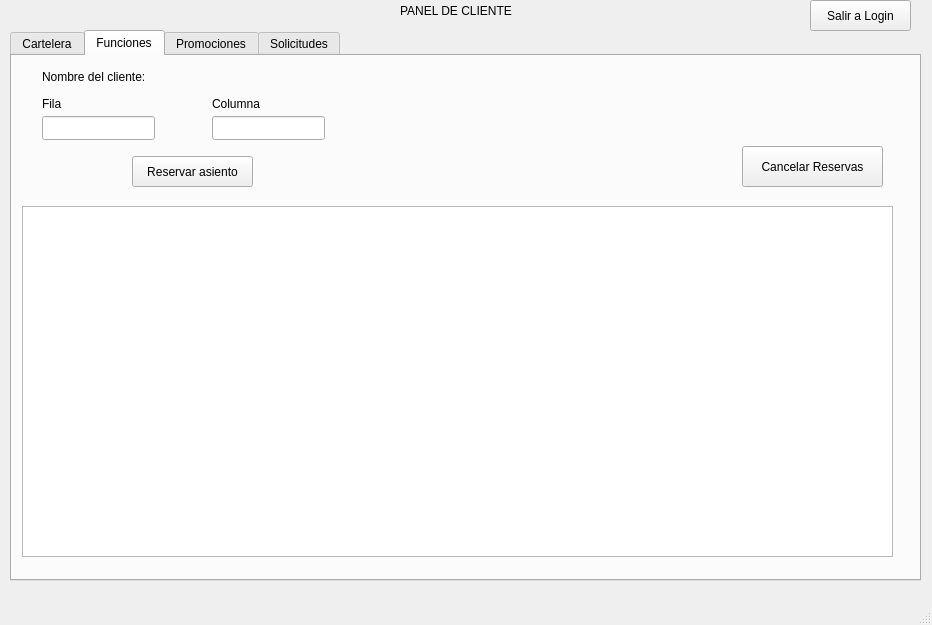
Above: EDD_Fase2/ProyectoF2/ui/cliente.ui from MynorCanel/EDD_2S2026_PY_202307548 before the change. Below: the same form after it.
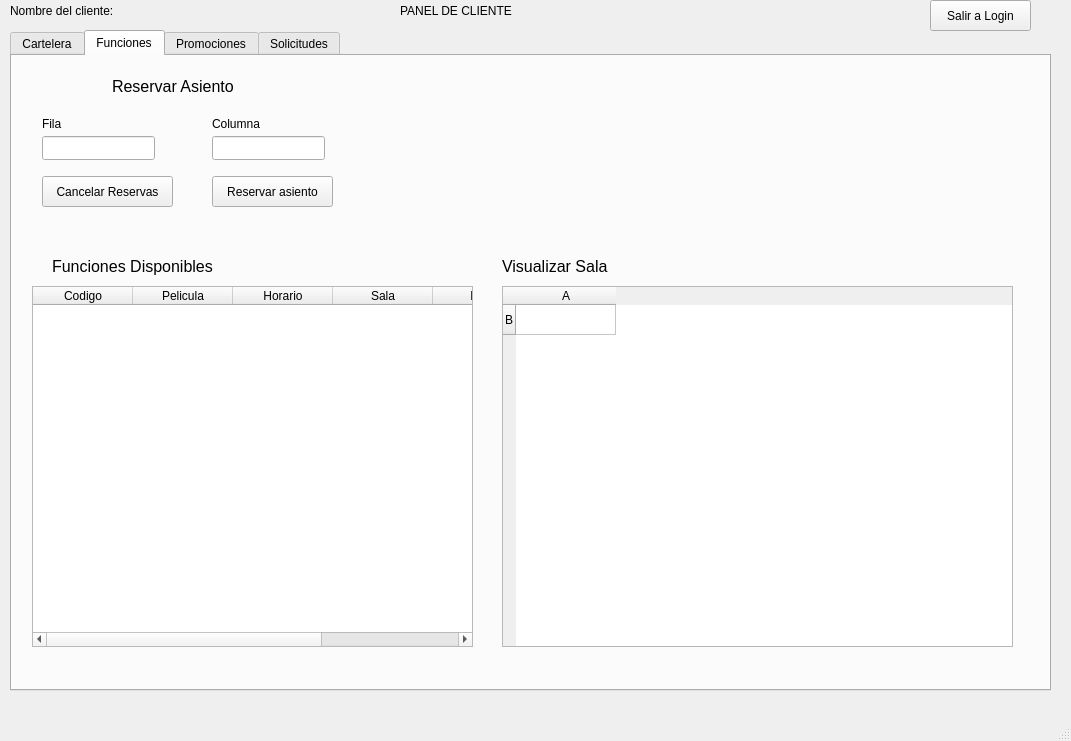
That is the form after the change. The open tabs and pages were chosen to show the change.

Commit message: feat: Se implemeto la tabla hash para las reservas de los clientes y la consulta de reservas por cliente, se completo el flujo entero del programa en el apartado de clientes, se agregaron los recorridos preorder y postorder en los arboles y se arreglaron varios errores

The edit to the form file:
```diff
--- a/EDD_Fase2/ProyectoF2/ui/cliente.ui
+++ b/EDD_Fase2/ProyectoF2/ui/cliente.ui
@@ -6,8 +6,8 @@
    <rect>
     <x>0</x>
     <y>0</y>
-    <width>932</width>
-    <height>625</height>
+    <width>1071</width>
+    <height>741</height>
    </rect>
   </property>
   <property name="windowTitle">
@@ -19,8 +19,8 @@
      <rect>
       <x>10</x>
       <y>30</y>
-      <width>911</width>
-      <height>551</height>
+      <width>1041</width>
+      <height>661</height>
      </rect>
     </property>
     <property name="currentIndex">
@@ -126,47 +126,11 @@
      <attribute name="title">
       <string>Funciones</string>
      </attribute>
-     <widget class="QTableWidget" name="tableWidget_2">
-      <property name="geometry">
-       <rect>
-        <x>10</x>
-        <y>150</y>
-        <width>871</width>
-        <height>351</height>
-       </rect>
-      </property>
-     </widget>
-     <widget class="QLabel" name="label_4">
-      <property name="geometry">
-       <rect>
-        <x>30</x>
-        <y>10</y>
-        <width>141</width>
-        <height>21</height>
-       </rect>
-      </property>
-      <property name="text">
-       <string>Nombre del cliente: </string>
-      </property>
-     </widget>
-     <widget class="QLabel" name="labelNombreCliente">
-      <property name="geometry">
-       <rect>
-        <x>180</x>
-        <y>10</y>
-        <width>141</width>
-        <height>21</height>
-       </rect>
-      </property>
-      <property name="text">
-       <string/>
-      </property>
-     </widget>
      <widget class="QPushButton" name="botonReservarAsiento">
       <property name="geometry">
        <rect>
-        <x>120</x>
-        <y>100</y>
+        <x>200</x>
+        <y>120</y>
         <width>121</width>
         <height>31</height>
        </rect>
@@ -179,7 +143,7 @@
       <property name="geometry">
        <rect>
         <x>30</x>
-        <y>40</y>
+        <y>60</y>
         <width>49</width>
         <height>16</height>
        </rect>
@@ -192,7 +156,7 @@
       <property name="geometry">
        <rect>
         <x>200</x>
-        <y>60</y>
+        <y>80</y>
         <width>113</width>
         <height>24</height>
        </rect>
@@ -202,7 +166,7 @@
       <property name="geometry">
        <rect>
         <x>30</x>
-        <y>60</y>
+        <y>80</y>
         <width>113</width>
         <height>24</height>
        </rect>
@@ -212,7 +176,7 @@
       <property name="geometry">
        <rect>
         <x>200</x>
-        <y>40</y>
+        <y>60</y>
         <width>71</width>
         <height>16</height>
        </rect>
@@ -224,16 +188,130 @@
      <widget class="QPushButton" name="botonCancelarReserva">
       <property name="geometry">
        <rect>
-        <x>730</x>
-        <y>90</y>
-        <width>141</width>
-        <height>41</height>
+        <x>30</x>
+        <y>120</y>
+        <width>131</width>
+        <height>31</height>
        </rect>
       </property>
       <property name="text">
        <string>Cancelar Reservas</string>
       </property>
      </widget>
+     <widget class="QTableWidget" name="tablaFunciones_2">
+      <property name="geometry">
+       <rect>
+        <x>20</x>
+        <y>230</y>
+        <width>441</width>
+        <height>361</height>
+       </rect>
+      </property>
+      <column>
+       <property name="text">
+        <string>Codigo</string>
+       </property>
+      </column>
+      <column>
+       <property name="text">
+        <string>Pelicula</string>
+       </property>
+      </column>
+      <column>
+       <property name="text">
+        <string>Horario</string>
+       </property>
+      </column>
+      <column>
+       <property name="text">
+        <string>Sala</string>
+       </property>
+      </column>
+      <column>
+       <property name="text">
+        <string>Filas</string>
+       </property>
+      </column>
+      <column>
+       <property name="text">
+        <string>Columnas</string>
+       </property>
+      </column>
+     </widget>
+     <widget class="QLabel" name="label_32">
+      <property name="geometry">
+       <rect>
+        <x>40</x>
+        <y>190</y>
+        <width>201</width>
+        <height>41</height>
+       </rect>
+      </property>
+      <property name="font">
+       <font>
+        <pointsize>12</pointsize>
+       </font>
+      </property>
+      <property name="text">
+       <string>Funciones Disponibles</string>
+      </property>
+     </widget>
+     <widget class="QLabel" name="label_33">
+      <property name="geometry">
+       <rect>
+        <x>490</x>
+        <y>190</y>
+        <width>171</width>
+        <height>41</height>
+       </rect>
+      </property>
+      <property name="font">
+       <font>
+        <pointsize>12</pointsize>
+       </font>
+      </property>
+      <property name="text">
+       <string>Visualizar Sala</string>
+      </property>
+     </widget>
+     <widget class="QTableWidget" name="tablaFuncion_2">
+      <property name="geometry">
+       <rect>
+        <x>490</x>
+        <y>230</y>
+        <width>511</width>
+        <height>361</height>
+       </rect>
+      </property>
+      <row>
+       <property name="text">
+        <string>B</string>
+       </property>
+      </row>
+      <column>
+       <property name="text">
+        <string>A</string>
+       </property>
+      </column>
+     </widget>
+     <widget class="QLabel" name="label_34">
+      <property name="geometry">
+       <rect>
+        <x>100</x>
+        <y>10</y>
+        <width>171</width>
+        <height>41</height>
+       </rect>
+      </property>
+      <property name="font">
+       <font>
+        <pointsize>12</pointsize>
+       </font>
+      </property>
+      <property name="text">
+       <string>Reservar Asiento</string>
+      </property>
+     </widget>
     </widget>
     <widget class="QWidget" name="tab_3">
      <attribute name="title">
@@ -480,7 +558,7 @@
    <widget class="QPushButton" name="botonSalir">
     <property name="geometry">
      <rect>
-      <x>810</x>
+      <x>930</x>
       <y>0</y>
       <width>101</width>
       <height>31</height>
@@ -490,6 +568,32 @@
      <string>Salir a Login</string>
     </property>
    </widget>
+   <widget class="QLabel" name="label_4">
+    <property name="geometry">
+     <rect>
+      <x>10</x>
+      <y>0</y>
+      <width>141</width>
+      <height>21</height>
+     </rect>
+    </property>
+    <property name="text">
+     <string>Nombre del cliente: </string>
+    </property>
+   </widget>
+   <widget class="QLabel" name="labelNombreCliente">
+    <property name="geometry">
+     <rect>
+      <x>150</x>
+      <y>0</y>
+      <width>141</width>
+      <height>21</height>
+     </rect>
+    </property>
+    <property name="text">
+     <string/>
+    </property>
+   </widget>
   </widget>
   <widget class="QMenuBar" name="menubar">
    <property name="geometry">
```
Left out of the diff: 58 changed lines with no effect on the pictures. The commit also changes 53 other files.
